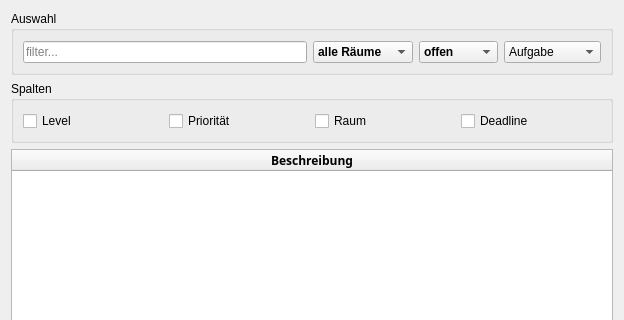
The window that src/ui/task_list.ui (amogorkon/watnu) describes before a commit, drawn with Qt 5; both pictures show x 0 to 624 and y 0 to 320 of the 624 by 502 pixel window.
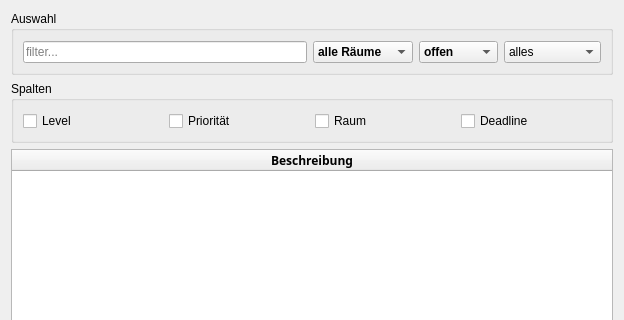
The same window after the commit. Icons and pictures are not drawn.

What changed in the file:
```diff
--- a/src/ui/task_list.ui
+++ b/src/ui/task_list.ui
@@ -18,7 +18,7 @@
   </property>
   <layout class="QVBoxLayout" name="layout">
    <item>
-    <widget class="QGroupBox" name="">
+    <widget class="QGroupBox" name="groupBox">
      <property name="title">
       <string>Auswahl</string>
      </property>
@@ -142,6 +142,11 @@
         <property name="toolTip">
          <string>Art</string>
         </property>
+        <item>
+         <property name="text">
+          <string>alles</string>
+         </property>
+        </item>
         <item>
          <property name="text">
           <string>Aufgabe</string>
```
Left out of the diff: 10 changed lines with no effect on the pictures.
